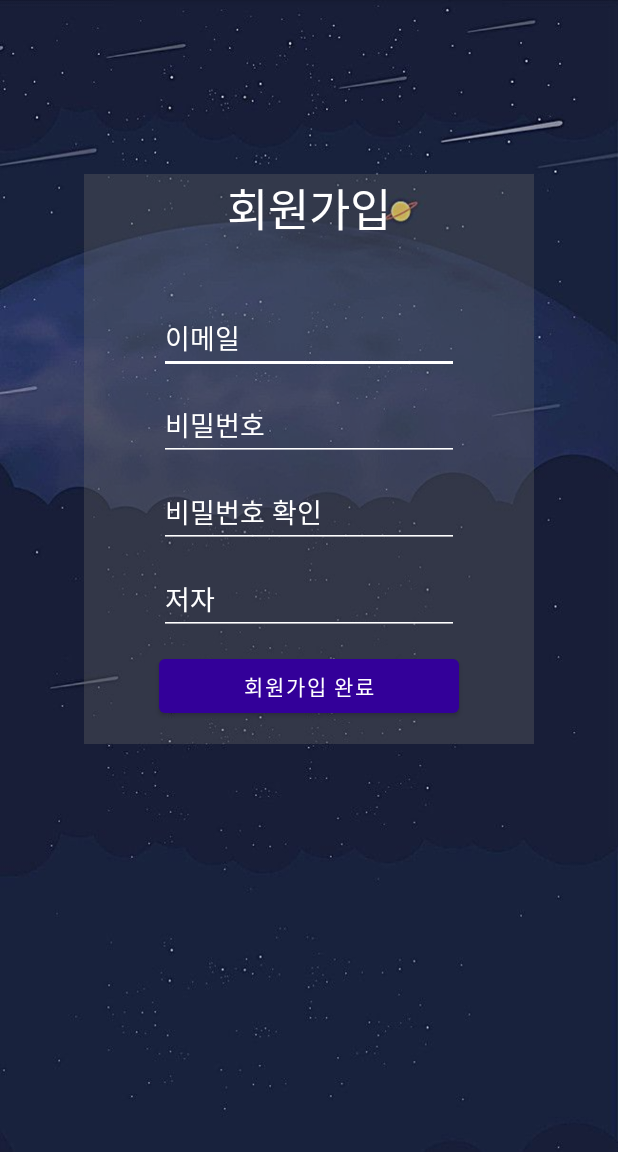
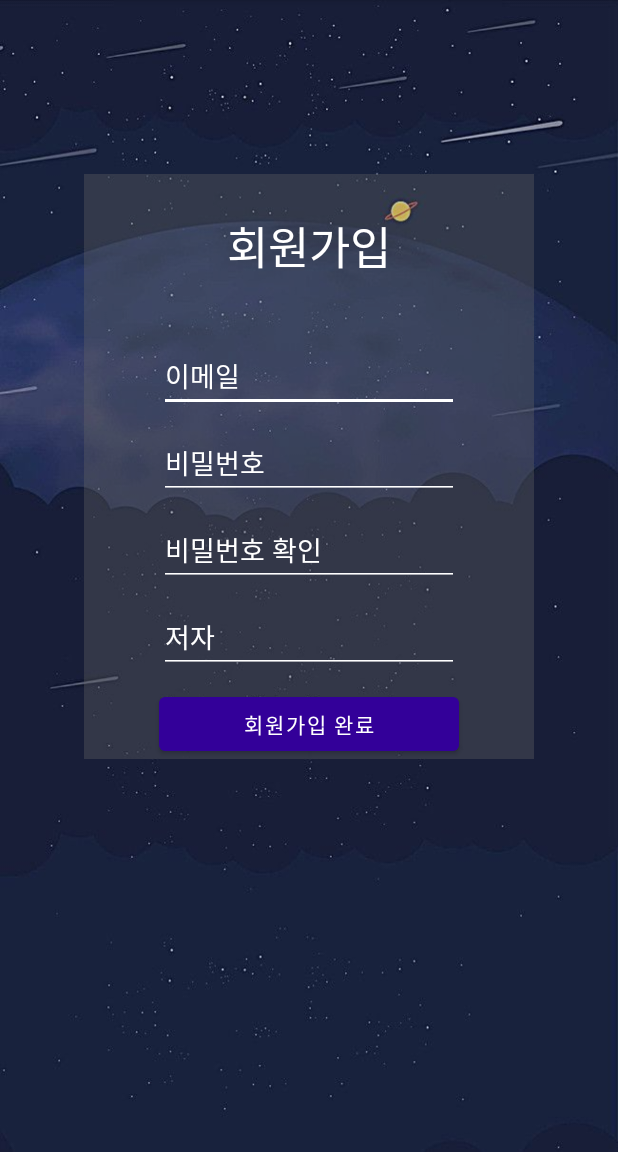
Before and after one commit to Huiri/App_Jeogeum, an Android app: the SignupActivity screen opened directly, with no data from a screen before it, on a phone screen of 412 x 824 dp, the part 84-1236 px from its top. Run offline under Robolectric (Android 15) with nearby library versions, the phone set to English and light mode, and no system bars; our stand-ins replace Firebase (no records; nobody signed in at launch, a user with empty details on screens opened directly); libraries missing offline, so code that uses them is left out: com.firebase.ui.

Commit message:
padding 조절

```diff
--- a/app/src/main/res/layout/activity_login.xml
+++ b/app/src/main/res/layout/activity_login.xml
@@ -24,12 +24,12 @@
     <TextView
         android:id="@+id/Title"
         android:text="적 음"
+        android:textColor="@color/white"
+        android:textSize="30sp"
+        android:paddingTop="25dp"
         android:layout_width="wrap_content"
         android:layout_height="wrap_content"
-        android:textSize="30sp"
-        android:textColor="@color/white"
         android:layout_marginTop="100dp"
-        android:paddingTop="25dp"
         app:layout_constraintTop_toTopOf="parent"
         app:layout_constraintLeft_toLeftOf="parent"
         app:layout_constraintRight_toRightOf="parent"
--- a/app/src/main/res/layout/activity_signup.xml
+++ b/app/src/main/res/layout/activity_signup.xml
@@ -14,7 +14,7 @@
     <View
         android:id="@+id/view2"
         android:layout_width="300dp"
-        android:layout_height="380dp"
+        android:layout_height="390dp"
         android:background="#58666666"
         app:layout_constraintEnd_toEndOf="parent"
         app:layout_constraintStart_toStartOf="parent"
@@ -25,6 +25,7 @@
         android:text="회원가입"
         android:textColor="@color/white"
         android:textSize="30sp"
+        android:paddingTop="25dp"
         android:layout_width="wrap_content"
         android:layout_height="wrap_content"
         android:layout_marginTop="100dp"
```
